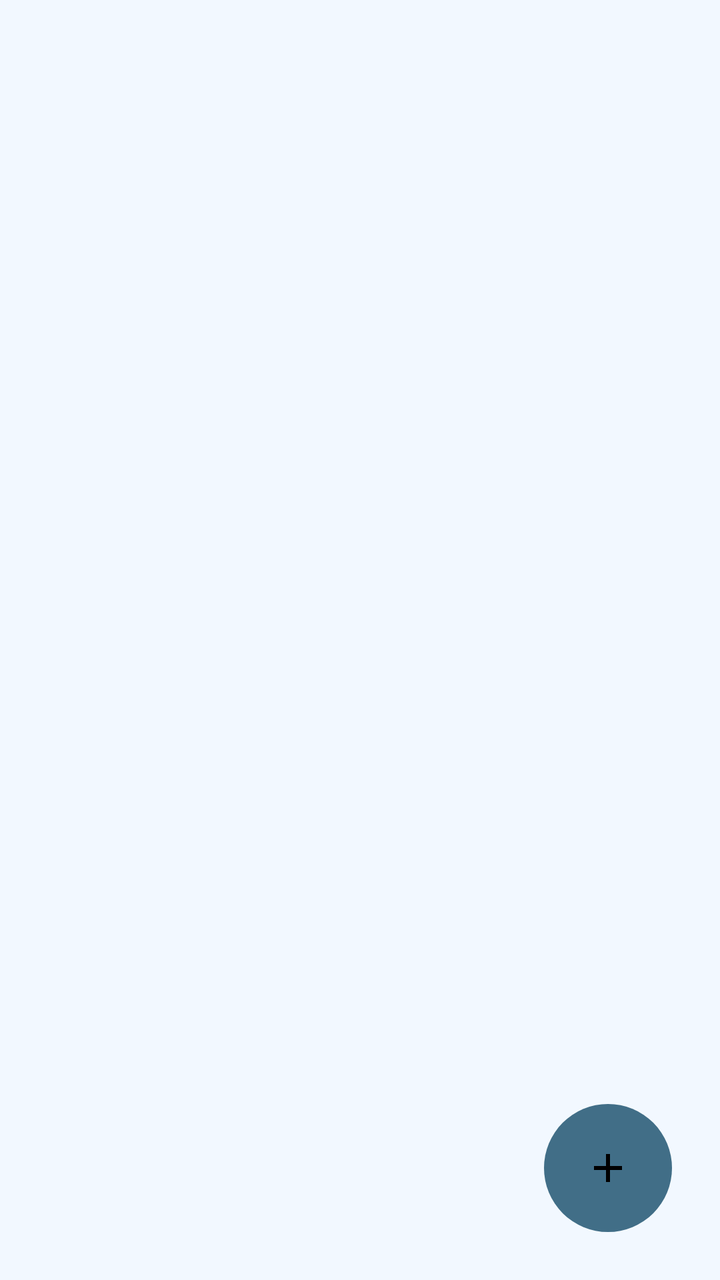
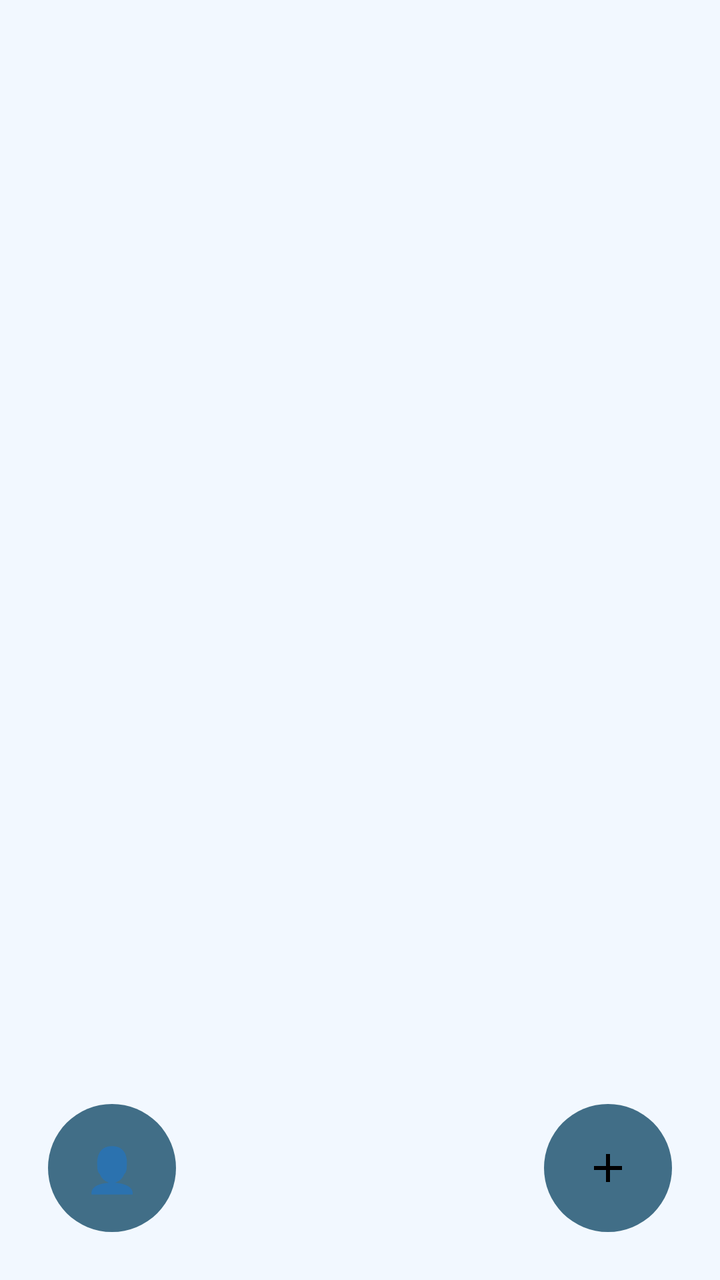

Screens rendered from an Android XML layout before and after an edit, with the pre-edit source and the edit as a unified diff.
<!-- AndroidManifest.xml: application theme Theme.MyTaskManager -->
<!-- res/layout/activity_main.xml -->
<?xml version="1.0" encoding="utf-8"?>
<androidx.constraintlayout.widget.ConstraintLayout
    xmlns:android="http://schemas.android.com/apk/res/android"
    xmlns:app="http://schemas.android.com/apk/res-auto"
    xmlns:tools="http://schemas.android.com/tools"
    android:id="@+id/main"
    android:layout_width="match_parent"
    android:layout_height="match_parent"
    android:background="@color/backgroundColor"
    tools:context=".MainActivity">

    <androidx.recyclerview.widget.RecyclerView
        android:id="@+id/taskRecycler"
        android:layout_width="match_parent"
        android:layout_height="wrap_content"
        android:padding="12dp"
        app:layout_constraintEnd_toEndOf="parent"
        app:layout_constraintStart_toStartOf="parent"
        app:layout_constraintTop_toTopOf="parent"
    />

    <ImageButton
        android:id="@+id/addButton"
        android:layout_width="64dp"
        android:layout_height="64dp"
        android:background="@drawable/round_button"
        android:backgroundTint="@null"
        android:src="@drawable/ic_add"
        android:scaleType="centerInside"
        android:contentDescription="Add task"
        app:layout_constraintEnd_toEndOf="parent"
        app:layout_constraintBottom_toBottomOf="parent"
        android:layout_margin="24dp" />

</androidx.constraintlayout.widget.ConstraintLayout>
<!-- resources referenced by this layout -->
<resources>
  <color name="backgroundColor">#f2f8ff</color>
  <!-- drawable ic_add (drawable) -->
  <vector xmlns:android="http://schemas.android.com/apk/res/android"
      android:width="24dp"
      android:height="24dp"
      android:viewportWidth="24"
      android:viewportHeight="24"
      android:tint="?attr/colorOnSurface">
      <path
          android:fillColor="@android:color/white"
          android:pathData="M19,13h-6v6h-2v-6H5v-2h6V5h2v6h6v2z"/>
  </vector>
  <!-- drawable round_button (drawable) -->
  <shape xmlns:android="http://schemas.android.com/apk/res/android"
      android:shape="oval">
      <solid android:color="@color/taskBgColor"/>
      <size android:width="64dp" android:height="64dp"/>
  </shape>
  <style name="Theme.MyTaskManager" parent="Base.Theme.MyTaskManager" />
  <color name="taskBgColor">#416e87</color>
  <style name="Base.Theme.MyTaskManager" parent="Theme.MaterialComponents.DayNight.DarkActionBar">
          
          <item name="android:windowBackground">@color/backgroundColor</item>
      </style>
</resources>

<!-- the commit's change to res/layout/activity_main.xml (unified diff, before → after) -->
@@ -7,7 +7,8 @@
     android:layout_width="match_parent"
     android:layout_height="match_parent"
     android:background="@color/backgroundColor"
-    tools:context=".MainActivity">
+    tools:context=".MainActivity"
+    android:paddingTop="?attr/actionBarSize">
 
     <androidx.recyclerview.widget.RecyclerView
         android:id="@+id/taskRecycler"
@@ -32,4 +33,17 @@
         app:layout_constraintBottom_toBottomOf="parent"
         android:layout_margin="24dp" />
 
+    <TextView
+        android:id="@+id/accountButton"
+        android:layout_width="64dp"
+        android:layout_height="64dp"
+        android:background="@drawable/round_button"
+        android:gravity="center"
+        android:text="👤"
+        android:textSize="22sp"
+        android:contentDescription="Account"
+        app:layout_constraintStart_toStartOf="parent"
+        app:layout_constraintBottom_toBottomOf="parent"
+        android:layout_margin="24dp" />
+
 </androidx.constraintlayout.widget.ConstraintLayout>
<!-- resource entries referenced after the edit -->
@@ -23,6 +23,8 @@
   <style name="Base.Theme.MyTaskManager" parent="Theme.MaterialComponents.DayNight.DarkActionBar">
           
           <item name="android:windowBackground">@color/backgroundColor</item>
+          <item name="android:windowActionBarOverlay">false</item>
+          <item name="android:windowContentOverlay">@null</item>
       </style>
 </resources>
 
